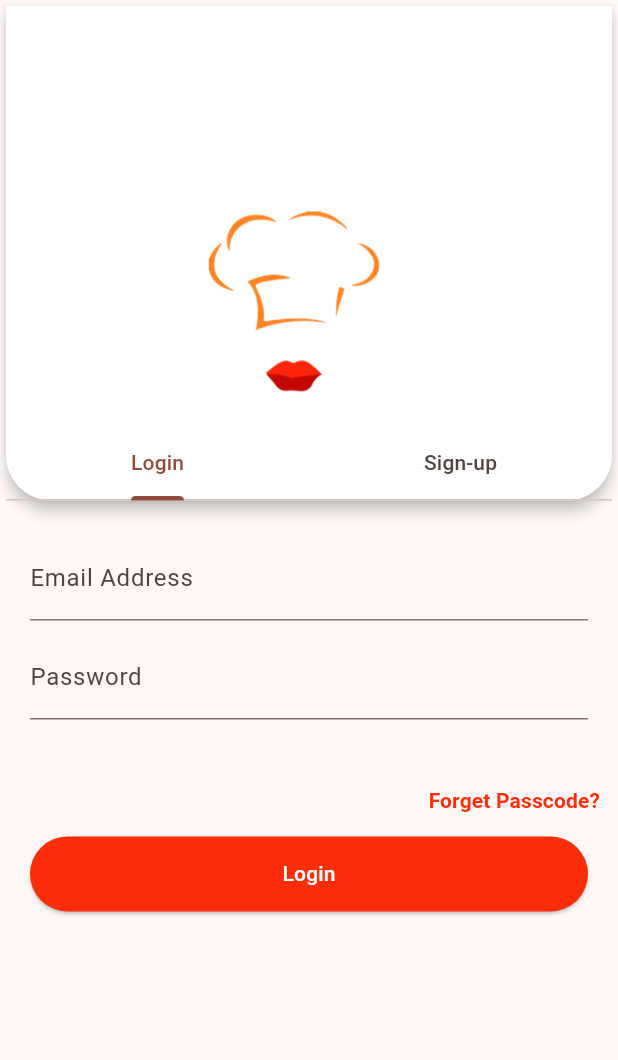
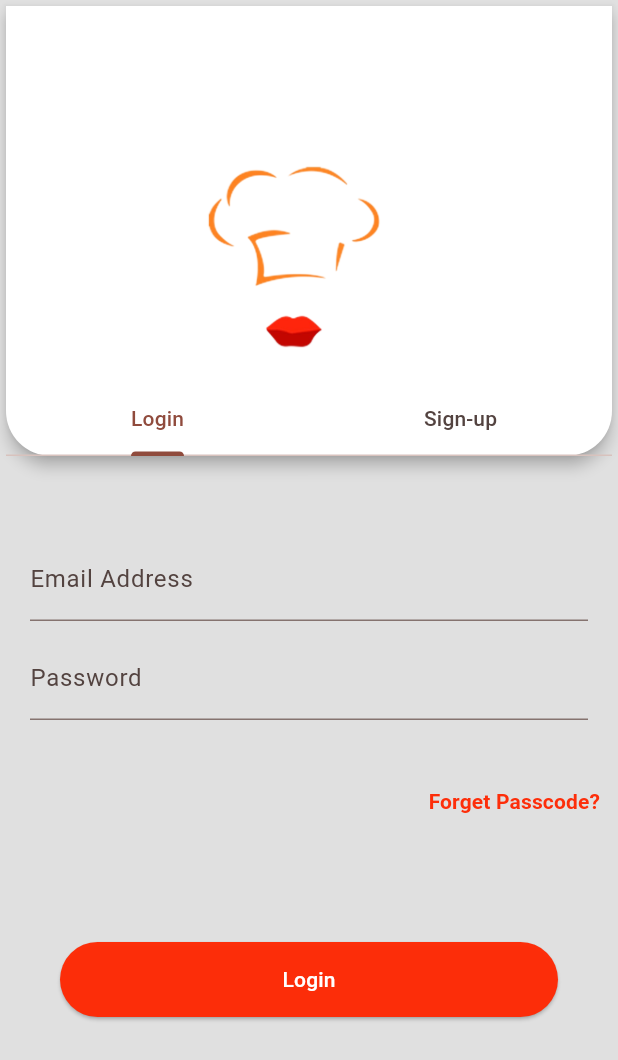
Before and after one commit to Bathhy/fooddeliveryapp, a Flutter app: the screen it shows after launch, after a tap on "Get Started", on a phone screen of 412 x 824 dp. Shown: the top 1060 px of the screen. Run offline on Flutter 3.47's test engine with Material 3 defaults, Android fonts, the phone set to English and light mode, and no system bars; our stand-ins replace flutter_slidable, get.

Commit message:
login UI and adjust profile

```diff
--- /dev/null
+++ b/lib/GetxBinding/Getx_Binding.dart
@@ -0,0 +1,13 @@
+import 'package:fodddelieveryapp/controller/home_controller.dart';
+import 'package:fodddelieveryapp/controller/profile_controller.dart';
+import 'package:fodddelieveryapp/controller/signin_controller.dart';
+// import 'package:fodddelieveryapp/controller/signin_controller.dart';
+import 'package:get/get.dart';
+
+class FoodBinding extends Bindings {
+  void dependencies() {
+    Get.put(HomeController());
+    Get.put(ProfileController());
+    Get.put(LoginTabController());
+  }
+}
--- a/lib/bottomnavigation/profile/profile_card.dart
+++ b/lib/bottomnavigation/profile/profile_card.dart
@@ -13,9 +13,10 @@ class Profilecard extends StatelessWidget {
         Get.to(profil_acc_bank());
       },
       child: Container(
-        padding: EdgeInsets.symmetric(horizontal: 16, vertical: 10),
         decoration: BoxDecoration(
             borderRadius: BorderRadius.circular(20), color: Colors.white),
+        child: Padding(
+          padding: const EdgeInsets.only(left: 15),
           child: Row(
             mainAxisAlignment: MainAxisAlignment.start,
             children: [
@@ -68,6 +69,7 @@ class Profilecard extends StatelessWidget {
             ],
           ),
         ),
+      ),
     );
   }
 }
--- a/lib/bottomnavigation/profile/profileacc_bank.dart
+++ b/lib/bottomnavigation/profile/profileacc_bank.dart
@@ -2,6 +2,7 @@ import 'package:flutter/material.dart';
 import 'package:fodddelieveryapp/bottomnavigation/profile/payment_selection.dart';
 import 'package:fodddelieveryapp/bottomnavigation/profile/profile_card_two.dart';
 import 'package:fodddelieveryapp/component/constant_color.dart';
+import 'package:fodddelieveryapp/component/custom_button.dart';
 import 'package:get/get.dart';
 
 class profil_acc_bank extends StatelessWidget {
@@ -63,6 +64,10 @@ class profil_acc_bank extends StatelessWidget {
               ),
               SizedBox(height: 10),
               BankPayment(),
+              SizedBox(height: 200),
+              Container(
+                  padding: EdgeInsets.symmetric(horizontal: 15),
+                  child: CustomButton(title: 'Update', callback: () {})),
             ],
           ),
         ),
--- a/lib/controller/signin_controller.dart
+++ b/lib/controller/signin_controller.dart
@@ -1,16 +1,38 @@
 import 'package:flutter/material.dart';
-import 'package:fodddelieveryapp/sign_in&sign_up/sign_in.dart';
-import 'package:fodddelieveryapp/sign_in&sign_up/sign_out.dart';
 import 'package:get/get.dart';
 
-class SingInController extends GetxController {
-  var selectedTab = 0.obs;
-  List<Widget> tabContents = [
-    const SigninPage(),
-    const SignUPPage(),
+class LoginTabController extends GetxController
+    with GetSingleTickerProviderStateMixin {
+  late TabController controller;
+
+  final List<Tab> logintab = <Tab>[
+    Tab(
+      child: Row(
+        mainAxisSize: MainAxisSize.min,
+        children: [
+          Text('Login'),
+        ],
+      ),
+    ),
+    Tab(
+      child: Row(
+        mainAxisSize: MainAxisSize.min,
+        children: [
+          Text('Sign-up'),
+        ],
+      ),
+    ),
   ];
 
-  void selectTab(int index) {
-    selectedTab.value = index;
+  @override
+  void onInit() {
+    controller = TabController(length: 2, vsync: this);
+    super.onInit();
+  }
+
+  @override
+  void onClose() {
+    controller.dispose();
+    super.onClose();
   }
 }
--- a/lib/main.dart
+++ b/lib/main.dart
@@ -1,4 +1,5 @@
 import 'package:flutter/material.dart';
+import 'package:fodddelieveryapp/GetxBinding/Getx_Binding.dart';
 import 'package:fodddelieveryapp/splashscreen/splashscreen.dart';
 import 'package:get/get.dart';
 import 'package:fodddelieveryapp/component/constant_color.dart';
@@ -13,6 +14,7 @@ class MyApp extends StatelessWidget {
   @override
   Widget build(BuildContext context) {
     return GetMaterialApp(
+      initialBinding: FoodBinding(),
       theme: ThemeData(
         colorScheme: ColorScheme.fromSeed(seedColor: colorOrange),
         useMaterial3: true,
--- /dev/null
+++ b/lib/sign_in&sign_up/login_page.dart
@@ -0,0 +1,177 @@
+import 'package:flutter/material.dart';
+import 'package:fodddelieveryapp/Homepage/Home_screen.dart';
+import 'package:fodddelieveryapp/component/constant_color.dart';
+import 'package:fodddelieveryapp/component/custom_button.dart';
+import 'package:fodddelieveryapp/controller/signin_controller.dart';
+import 'package:fodddelieveryapp/image/image_declare.dart';
+import 'package:get/get.dart';
+
+class MyLoginPage extends StatelessWidget {
+  MyLoginPage({super.key});
+  final LoginTabController _tabcontrol = Get.find();
+  @override
+  Widget build(BuildContext context) {
+    return DefaultTabController(
+      length: 2,
+      child: Scaffold(
+        backgroundColor: colorGrey,
+        body: _bodyOfLogin(),
+      ),
+    );
+  }
+
+  Widget _bodyOfLogin() {
+    return Column(
+      children: [
+        _tabbarfunct(),
+        SizedBox(
+          height: 50,
+        ),
+        _tabbarviewFunct(),
+      ],
+    );
+  }
+
+  Widget _tabbarfunct() {
+    return Card(
+      elevation: 4.0,
+      color: Colors.white,
+      surfaceTintColor: Colors.white,
+      shape: const RoundedRectangleBorder(
+          borderRadius: BorderRadius.only(
+              bottomLeft: Radius.circular(30),
+              bottomRight: Radius.circular(30))),
+      child: SizedBox(
+        height: 300,
+        child: Column(
+          mainAxisAlignment: MainAxisAlignment.end,
+          children: [
+            Image.asset(
+              imageChef,
+              fit: BoxFit.contain,
+              width: 150,
+            ),
+            Column(
+              children: [
+                TabBar(
+                  controller: _tabcontrol.controller,
+                  tabs: _tabcontrol.logintab,
+                ),
+              ],
+            )
+          ],
+        ),
+      ),
+    );
+  }
+
+  Widget _tabbarviewFunct() {
+    return Expanded(
+      child: TabBarView(
+        controller: _tabcontrol.controller,
+        children: [_LoginView(), _SignUpView()],
+      ),
+    );
+  }
+
+  Widget _LoginView() {
+    return Column(
+      children: [
+        Padding(
+          padding: const EdgeInsets.symmetric(horizontal: 20),
+          child: TextFormField(
+            decoration: const InputDecoration(
+              labelText: 'Email Address',
+            ),
+            style: TextStyle(fontWeight: FontWeight.bold),
+          ),
+        ),
+        const SizedBox(height: 10),
+        Padding(
+          padding: const EdgeInsets.symmetric(horizontal: 20),
+          child: TextFormField(
+            obscureText: true,
+            obscuringCharacter: "*",
+            decoration: const InputDecoration(
+              labelText: 'Password',
+            ),
+            style: TextStyle(fontWeight: FontWeight.bold),
+          ),
+        ),
+        const SizedBox(height: 30),
+        Row(
+          mainAxisAlignment: MainAxisAlignment.end,
+          children: [
+            TextButton(
+              child: const Text(
+                "Forget Passcode?",
+                style: TextStyle(
+                  fontSize: 14,
+                  color: colorOrange,
+                  fontWeight: FontWeight.bold,
+                ),
+              ),
+              onPressed: () {},
+            ),
+          ],
+        ),
+        SizedBox(height: 60),
+        Padding(
+          padding: const EdgeInsets.symmetric(horizontal: 40, vertical: 10),
+          child: CustomButton(
+            title: "Login",
+            callback: () {
+              Get.to(Homescreen());
+            },
+          ),
+        ),
+      ],
+    );
+  }
+
+  Widget _SignUpView() {
+    return Column(
+      children: [
+        Padding(
+          padding: const EdgeInsets.symmetric(horizontal: 20),
+          child: TextFormField(
+            decoration: const InputDecoration(
+              labelText: 'Email Address',
+            ),
+            style: TextStyle(fontWeight: FontWeight.bold),
+          ),
+        ),
+        const SizedBox(height: 10),
+        Padding(
+          padding: const EdgeInsets.symmetric(horizontal: 20),
+          child: TextFormField(
+            obscureText: true,
+            obscuringCharacter: "*",
+            decoration: const InputDecoration(
+              labelText: 'Password',
+            ),
+            style: TextStyle(fontWeight: FontWeight.bold),
+          ),
+        ),
+        const SizedBox(height: 10),
+        Padding(
+          padding: const EdgeInsets.symmetric(horizontal: 20),
+          child: TextFormField(
+            decoration: const InputDecoration(
+              labelText: 'Confirm Password',
+            ),
+            style: TextStyle(fontWeight: FontWeight.bold),
+          ),
+        ),
+        const SizedBox(height: 30),
+        Padding(
+          padding: const EdgeInsets.symmetric(horizontal: 40, vertical: 10),
+          child: CustomButton(
+            title: "Sign Up",
+            callback: () {},
+          ),
+        ),
+      ],
+    );
+  }
+}
--- a/lib/sign_in&sign_up/sign_in.dart
+++ /dev/null
@@ -1,121 +0,0 @@
-import 'package:flutter/material.dart';
-import 'package:fodddelieveryapp/Homepage/Home_screen.dart';
-import 'package:fodddelieveryapp/component/constant_color.dart';
-import 'package:get/get.dart';
-import 'package:fodddelieveryapp/component/custom_button.dart';
-import 'package:fodddelieveryapp/image/image_declare.dart';
-import 'package:fodddelieveryapp/sign_in&sign_up/tab_bar2.dart';
-
-class SigninPage extends StatefulWidget {
-  const SigninPage({Key? key}) : super(key: key);
-
-  @override
-  State<SigninPage> createState() => _SignupPageState();
-}
-
-class _SignupPageState extends State<SigninPage> {
-  // final SingInController signincontroller = Get.put(SingInController());
-  @override
-  Widget build(BuildContext context) {
-    return Scaffold(
-      body: SingleChildScrollView(
-        keyboardDismissBehavior: ScrollViewKeyboardDismissBehavior.onDrag,
-        child: Column(
-          mainAxisAlignment: MainAxisAlignment.end,
-          children: [
-            const AuthContainer(),
-            const SizedBox(height: 20),
-            const AuthForm(),
-            Padding(
-              padding: const EdgeInsets.symmetric(horizontal: 20),
-              child: CustomButton(
-                title: "Login",
-                callback: () {
-                  // signincontroller.navigateTohome();
-                  Get.to(Homescreen());
-                },
-              ),
-            )
-          ],
-        ),
-      ),
-    );
-  }
-}
-
-class AuthContainer extends StatelessWidget {
-  const AuthContainer({super.key});
-
-  @override
-  Widget build(BuildContext context) {
-    return Card(
-      elevation: 4.0,
-      color: Colors.white,
-      surfaceTintColor: Colors.white,
-      shape: const RoundedRectangleBorder(
-          borderRadius: BorderRadius.only(
-              bottomLeft: Radius.circular(30),
-              bottomRight: Radius.circular(30))),
-      child: SizedBox(
-        height: MediaQuery.of(context).size.height / 2.5,
-        child: Column(
-          mainAxisAlignment: MainAxisAlignment.end,
-          children: [
-            Image.asset(
-              imageChef,
-              fit: BoxFit.contain,
-              width: 150,
-            ),
-            const Mytabbarsignin(),
-          ],
-        ),
-      ),
-    );
-  }
-}
-
-class AuthForm extends StatelessWidget {
-  const AuthForm({super.key});
-
-  @override
-  Widget build(BuildContext context) {
-    return Column(
-      children: [
-        Padding(
-          padding: const EdgeInsets.symmetric(horizontal: 20),
-          child: TextFormField(
-            decoration: const InputDecoration(
-              labelText: 'Email Address',
-            ),
-          ),
-        ),
-        const SizedBox(height: 10),
-        Padding(
-          padding: const EdgeInsets.symmetric(horizontal: 20),
-          child: TextFormField(
-            decoration: const InputDecoration(
-              labelText: 'Password',
-            ),
-          ),
-        ),
-        const SizedBox(height: 30),
-        Row(
-          mainAxisAlignment: MainAxisAlignment.end,
-          children: [
-            TextButton(
-              child: const Text(
-                "Forget Passcode?",
-                style: TextStyle(
-                  fontSize: 14,
-                  color: colorOrange,
-                  fontWeight: FontWeight.bold,
-                ),
-              ),
-              onPressed: () {},
-            ),
-          ],
-        ),
-      ],
-    );
-  }
-}
--- a/lib/sign_in&sign_up/tab_bar2.dart
+++ /dev/null
@@ -1,38 +0,0 @@
-import 'package:flutter/material.dart';
-// import 'package:get/get.dart';
-// import 'package:fodddelieveryapp/sign_in&sign_up/sign_out.dart';
-
-class Mytabbarsignin extends StatelessWidget {
-  const Mytabbarsignin({super.key});
-
-  @override
-  Widget build(BuildContext context) {
-    return DefaultTabController(
-      length: 2,
-      child: Column(
-        children: [
-          TabBar(
-            tabs: [
-              Tab(
-                child: Row(
-                  mainAxisSize: MainAxisSize.min,
-                  children: [
-                    Text('Login'),
-                  ],
-                ),
-              ),
-              Tab(
-                child: Row(
-                  mainAxisSize: MainAxisSize.min,
-                  children: [
-                    Text('Sign-up'),
-                  ],
-                ),
-              ),
-            ],
-          ),
-        ],
-      ),
-    );
-  }
-}
--- a/lib/splashscreen/splashscreen.dart
+++ b/lib/splashscreen/splashscreen.dart
@@ -1,9 +1,9 @@
 import 'package:flutter/material.dart';
+import 'package:fodddelieveryapp/sign_in&sign_up/login_page.dart';
 import 'package:get/get.dart';
 import 'package:fodddelieveryapp/component/constant_color.dart';
 import 'package:fodddelieveryapp/component/custom_button.dart';
 import 'package:fodddelieveryapp/image/image_declare.dart';
-import 'package:fodddelieveryapp/sign_in&sign_up/sign_in.dart';
 
 class Splashscreen extends StatefulWidget {
   const Splashscreen({Key? key}) : super(key: key);
@@ -85,7 +85,7 @@ class _SplashscreenState extends State<Splashscreen> {
               child: Padding(
                 padding: const EdgeInsets.symmetric(horizontal: 20),
                 child: CustomButton(
-                  callback: () => Get.to(const SigninPage()),
+                  callback: () => Get.to(MyLoginPage()),
                   title: "Get Started",
                   color: Colors.white,
                   textColor: colorOrange,
--- a/pubspec.yaml
+++ b/pubspec.yaml
@@ -22,6 +22,8 @@ dev_dependencies:
 
   flutter_lints: ^2.0.0
   get: ^4.6.6
+  get_storage: ^2.1.1
+
 
 # For information on the generic Dart part of this file, see the
 # following page: https://dart.dev/tools/pub/pubspec
```
Also changed, not shown: lib/bottomnavigation/profile/profile_acc.dart (+10 -13 lines), lib/controller/loginTab_controller.dart (added, +42 -0 lines), lib/detailpage/listview_cart.dart (+6 -3 lines), lib/sign_in&sign_up/sign_out.dart (+0 -34 lines), pubspec.lock, 1 other file. Lines whose indentation alone changed are shown as unchanged.
